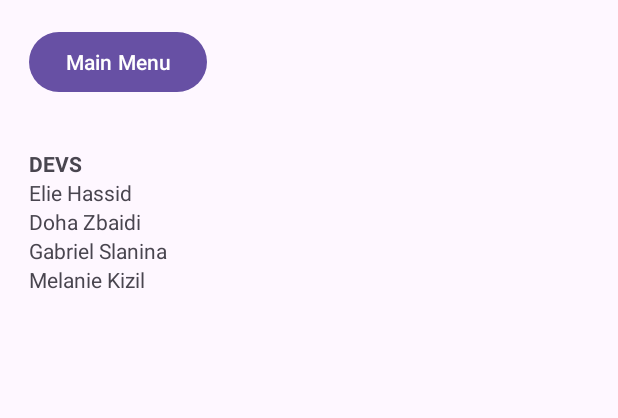
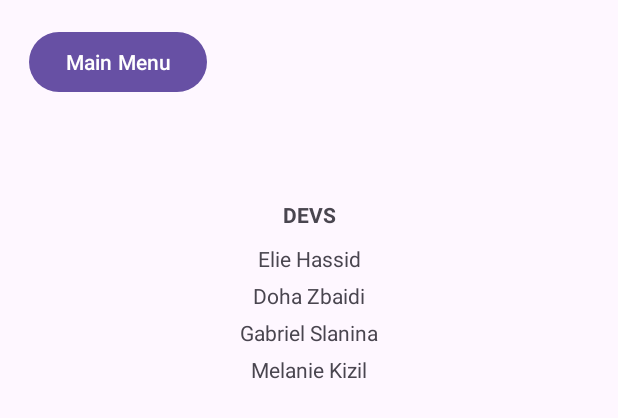
Before and after one commit to elingeniero-skully/ZombieDungeon, an Android app: the layout credits.xml on its own in the app's theme, with its tools: preview values and no code run, on a phone screen of 412 x 824 dp. Shown: the top 418 px of the screen. Run offline under Robolectric (Android 15) with nearby library versions, the phone set to English and light mode, and no system bars.

Commit message:
main menu and credits improved aesthetic

```diff
--- a/app/src/main/java/com/example/labyrinthe/Game.kt
+++ b/app/src/main/java/com/example/labyrinthe/Game.kt
@@ -14,6 +14,7 @@ class Game(private val context: Context, private val container: FrameLayout) : G
         //Retrieve files from assets.
         levelFilePaths.add("level1.json")
         levelFilePaths.add("level2.json")
+        levelFilePaths.add("level3.json")
         EventManager.subscribe(this)
     }
 
--- a/app/src/main/res/layout/credits.xml
+++ b/app/src/main/res/layout/credits.xml
@@ -11,9 +11,11 @@
         android:id="@+id/dev1"
         android:layout_width="wrap_content"
         android:layout_height="wrap_content"
-        android:layout_marginStart="19dp"
+        android:layout_marginBottom="5dp"
         android:text="@string/dev_elie"
-        android:textAlignment="viewStart"
+        android:textAlignment="center"
+        app:layout_constraintBottom_toTopOf="@+id/dev2"
+        app:layout_constraintEnd_toEndOf="parent"
         app:layout_constraintStart_toStartOf="parent"
         app:layout_constraintTop_toBottomOf="@+id/devs_credits" />
 
@@ -21,9 +23,11 @@
         android:id="@+id/dev2"
         android:layout_width="wrap_content"
         android:layout_height="wrap_content"
-        android:layout_marginStart="19dp"
+        android:layout_marginBottom="5dp"
         android:text="@string/dev_doha"
-        android:textAlignment="viewStart"
+        android:textAlignment="center"
+        app:layout_constraintBottom_toTopOf="@+id/dev3"
+        app:layout_constraintEnd_toEndOf="parent"
         app:layout_constraintStart_toStartOf="parent"
         app:layout_constraintTop_toBottomOf="@+id/dev1" />
 
@@ -31,9 +35,11 @@
         android:id="@+id/dev3"
         android:layout_width="wrap_content"
         android:layout_height="wrap_content"
-        android:layout_marginStart="19dp"
+        android:layout_marginBottom="5dp"
         android:text="@string/dev_gabriel"
-        android:textAlignment="viewStart"
+        android:textAlignment="center"
+        app:layout_constraintBottom_toTopOf="@+id/dev4"
+        app:layout_constraintEnd_toEndOf="parent"
         app:layout_constraintStart_toStartOf="parent"
         app:layout_constraintTop_toBottomOf="@+id/dev2" />
 
@@ -41,9 +47,10 @@
         android:id="@+id/dev4"
         android:layout_width="wrap_content"
         android:layout_height="wrap_content"
-        android:layout_marginStart="19dp"
+        android:layout_marginTop="5dp"
         android:text="@string/dev_melanie"
-        android:textAlignment="viewStart"
+        android:textAlignment="center"
+        app:layout_constraintEnd_toEndOf="parent"
         app:layout_constraintStart_toStartOf="parent"
         app:layout_constraintTop_toBottomOf="@+id/dev3" />
 
@@ -64,11 +71,14 @@
         android:id="@+id/devs_credits"
         android:layout_width="60dp"
         android:layout_height="19dp"
-        android:layout_marginStart="19dp"
         android:layout_marginTop="34dp"
+        android:layout_marginBottom="10dp"
         android:text="Devs"
+        android:textAlignment="center"
         android:textAllCaps="true"
         android:textStyle="bold"
+        app:layout_constraintBottom_toTopOf="@+id/dev1"
+        app:layout_constraintEnd_toEndOf="parent"
         app:layout_constraintStart_toStartOf="parent"
         app:layout_constraintTop_toBottomOf="@+id/back_main_menu" />
 
--- a/app/src/main/res/values/strings.xml
+++ b/app/src/main/res/values/strings.xml
@@ -4,4 +4,5 @@
     <string name="dev_doha">Doha Zbaidi</string>
     <string name="dev_gabriel">Gabriel Slanina</string>
     <string name="dev_melanie">Melanie Kizil</string>
+    <string name="title_image">ZombieDungeon 2D Title</string>
 </resources>
```
Also changed, not shown: app/src/main/assets/level1.json (+17 -3 lines), app/src/main/assets/level3.json (added, +40 -0 lines), app/src/main/res/layout/main_menu.xml (+21 -33 lines), app/src/main/res/drawable/logo_title.png (added), 1 other file.
